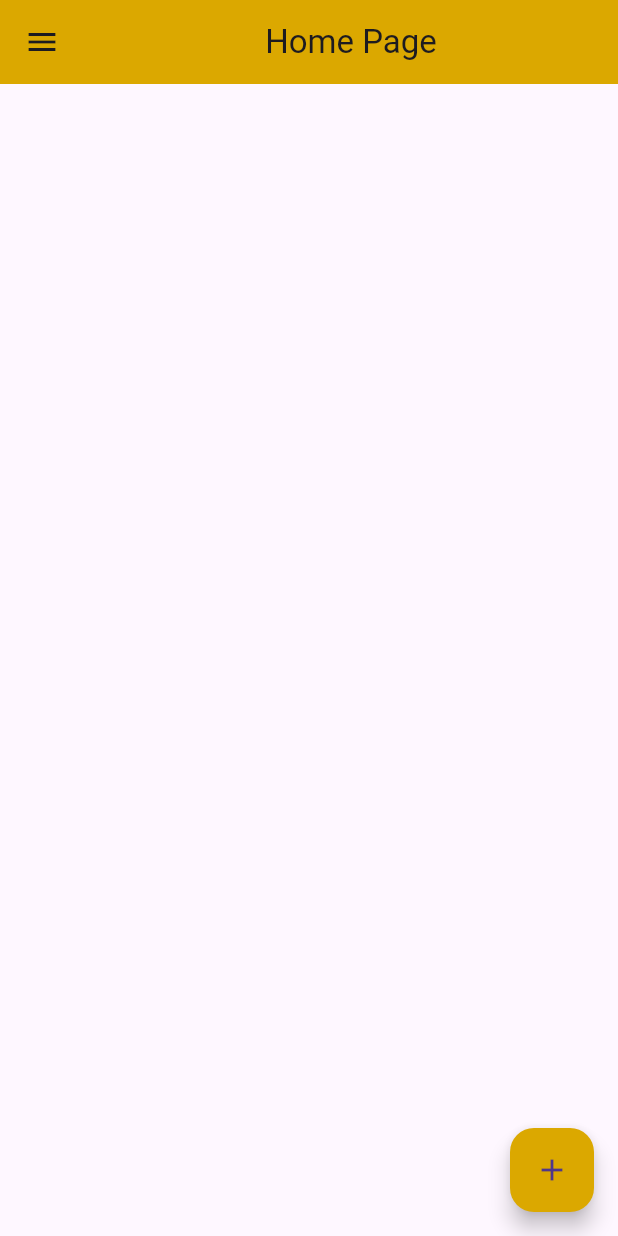
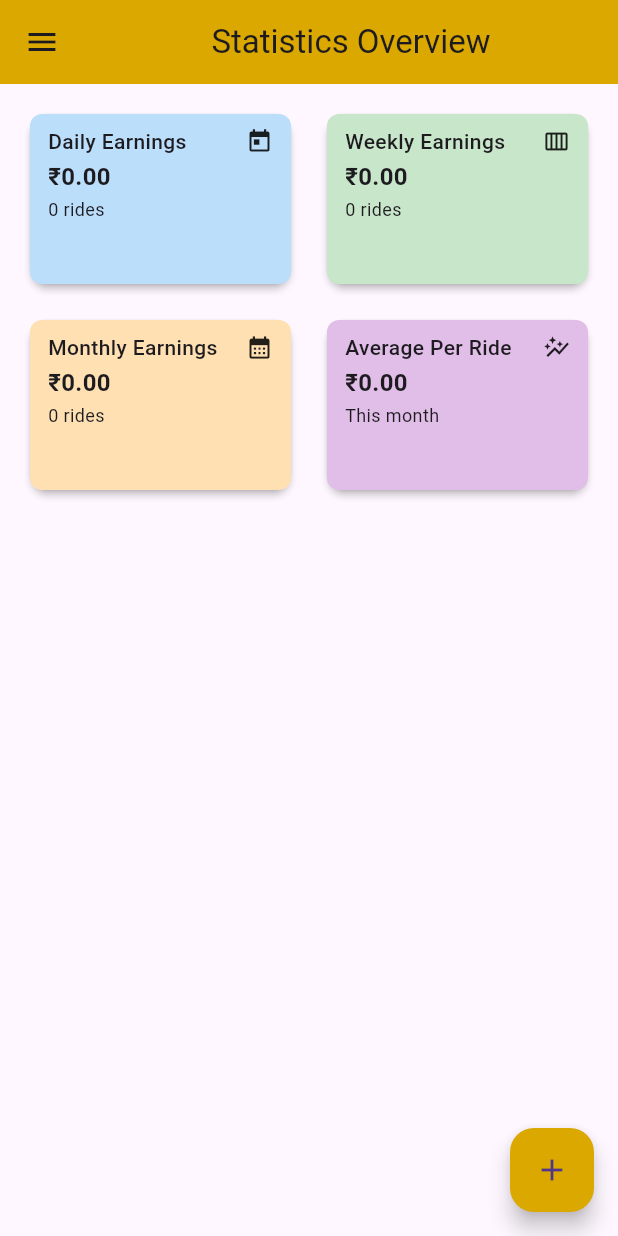
Before and after one commit to jincykp/zoomio_admin_zoomio, a Flutter app: the HomeScreen screen opened directly, on a phone screen of 412 x 824 dp. Run offline on Flutter 3.47's test engine with Material 3 defaults, Android fonts, the phone set to English and light mode, and no system bars; our stand-ins replace cloud_firestore, firebase_auth, firebase_core, firebase_database, firebase_storage, google_fonts and 2 more; accounts and stored records are empty.

Commit message:
added statistics overview

```diff
--- a/lib/presentaions/home_screen.dart
+++ b/lib/presentaions/home_screen.dart
@@ -5,15 +5,32 @@ import 'package:zoomio_adminzoomio/presentaions/all_rides/block_driver_screen.da
 import 'package:zoomio_adminzoomio/presentaions/all_rides/tab_controller_screen.dart';
 import 'package:zoomio_adminzoomio/presentaions/driver_screens/drivers_list.dart';
 import 'package:zoomio_adminzoomio/presentaions/provider/theme_provider.dart';
+import 'package:zoomio_adminzoomio/presentaions/revenue_screens/revenue_provider.dart';
 import 'package:zoomio_adminzoomio/presentaions/revenue_screens/revenue_screen.dart';
+import 'package:zoomio_adminzoomio/presentaions/revenue_screens/statistics_card.dart';
 import 'package:zoomio_adminzoomio/presentaions/signup_screen/sign.dart';
 import 'package:zoomio_adminzoomio/presentaions/styles/styles.dart';
 import 'package:zoomio_adminzoomio/presentaions/user_screens/user_list.dart';
 import 'package:zoomio_adminzoomio/presentaions/vehicle/add_vehicle.dart';
 import 'package:zoomio_adminzoomio/presentaions/vehicle/default_tabbar_screen.dart';
 
-class HomeScreen extends StatelessWidget {
+class HomeScreen extends StatefulWidget {
   const HomeScreen({super.key});
+
+  @override
+  State<HomeScreen> createState() => _HomeScreenState();
+}
+
+class _HomeScreenState extends State<HomeScreen> {
+  @override
+  void initState() {
+    // TODO: implement initState
+    super.initState();
+    Future.microtask(() {
+      context.read<RevenueProvider>().fetchData();
+      context.read<RevenueProvider>().startRealtimeUpdates();
+    });
+  }
 
   @override
   Widget build(BuildContext context) {
@@ -21,7 +38,7 @@ class HomeScreen extends StatelessWidget {
       appBar: AppBar(
         // foregroundColor: ThemeColors.textColor,
         backgroundColor: ThemeColors.primaryColor,
-        title: const Center(child: Text("Home Page")),
+        title: const Center(child: Text("Statistics Overview")),
       ),
       drawer: Drawer(
         child: ListView.separated(
@@ -47,14 +64,68 @@ class HomeScreen extends StatelessWidget {
                 items[index]['title'] as String,
                 style: const TextStyle(color: ThemeColors.primaryColor),
               ),
-              onTap: () {
-                _handleItemTap(context, index);
-              },
+              onTap: () => _handleItemTap(context, index),
             );
           },
           separatorBuilder: (context, index) =>
               const Divider(), // Add Divider between items
           itemCount: 9, // Number of list items
+        ),
+      ),
+      body: SingleChildScrollView(
+        child: Consumer<RevenueProvider>(
+          builder: (context, revenueProvider, child) {
+            return Padding(
+              padding: const EdgeInsets.all(16.0),
+              child: Column(
+                crossAxisAlignment: CrossAxisAlignment.start,
+                children: [
+                  GridView.count(
+                    crossAxisCount: 2,
+                    shrinkWrap: true,
+                    physics: const NeverScrollableScrollPhysics(),
+                    crossAxisSpacing: 16,
+                    mainAxisSpacing: 16,
+                    childAspectRatio: 1.5,
+                    children: [
+                      StatisticsCard(
+                        title: 'Daily Earnings',
+                        amount:
+                            '₹${revenueProvider.dailyRevenue.toStringAsFixed(2)}',
+                        subtitle: '${revenueProvider.dailyTrips} rides',
+                        backgroundColor: Colors.blue[100]!,
+                        icon: Icons.today,
+                      ),
+                      StatisticsCard(
+                        title: 'Weekly Earnings',
+                        amount:
+                            '₹${revenueProvider.weeklyRevenue.toStringAsFixed(2)}',
+                        subtitle: '${revenueProvider.weeklyTrips} rides',
+                        backgroundColor: Colors.green[100]!,
+                        icon: Icons.calendar_view_week,
+                      ),
+                      StatisticsCard(
+                        title: 'Monthly Earnings',
+                        amount:
+                            '₹${revenueProvider.monthlyRevenue.toStringAsFixed(2)}',
+                        subtitle: '${revenueProvider.monthlyTrips} rides',
+                        backgroundColor: Colors.orange[100]!,
+                        icon: Icons.calendar_month,
+                      ),
+                      StatisticsCard(
+                        title: 'Average Per Ride',
+                        amount:
+                            '₹${_calculateAverage(revenueProvider.monthlyRevenue, revenueProvider.monthlyTrips)}',
+                        subtitle: 'This month',
+                        backgroundColor: Colors.purple[100]!,
+                        icon: Icons.auto_graph,
+                      ),
+                    ],
+                  ),
+                ],
+              ),
+            );
+          },
         ),
       ),
       // Adding the FloatingActionButton
@@ -71,11 +142,15 @@ class HomeScreen extends StatelessWidget {
     );
   }
 
+  String _calculateAverage(double total, int count) {
+    if (count == 0) return '0.00';
+    return (total / count).toStringAsFixed(2);
+  }
+
   // Handling the onTap event for the Drawer items
   void _handleItemTap(BuildContext context, int index) {
     switch (index) {
       case 0:
-        Navigator.pushNamed(context, '/dashboard');
         break;
       case 1:
         Navigator.push(context,
--- /dev/null
+++ b/lib/presentaions/revenue_screens/statistics_card.dart
@@ -0,0 +1,83 @@
+import 'package:flutter/material.dart';
+
+class StatisticsCard extends StatelessWidget {
+  final String title;
+  final String amount;
+  final String subtitle;
+  final Color backgroundColor;
+  final IconData icon;
+
+  const StatisticsCard({
+    Key? key,
+    required this.title,
+    required this.amount,
+    required this.subtitle,
+    required this.backgroundColor,
+    required this.icon,
+  }) : super(key: key);
+
+  @override
+  Widget build(BuildContext context) {
+    return Card(
+      elevation: 2,
+      child: Container(
+        padding: const EdgeInsets.symmetric(
+            horizontal: 12, vertical: 8), // Reduced vertical padding
+        decoration: BoxDecoration(
+          color: backgroundColor,
+          borderRadius: BorderRadius.circular(8),
+        ),
+        child: LayoutBuilder(
+          builder: (context, constraints) {
+            return Column(
+              mainAxisSize: MainAxisSize.min,
+              crossAxisAlignment: CrossAxisAlignment.start,
+              children: [
+                Row(
+                  mainAxisAlignment: MainAxisAlignment.spaceBetween,
+                  children: [
+                    Expanded(
+                      child: Text(
+                        title,
+                        style: const TextStyle(
+                          fontWeight: FontWeight.w500,
+                          fontSize: 14,
+                        ),
+                        maxLines: 1,
+                        overflow: TextOverflow.ellipsis,
+                      ),
+                    ),
+                    const SizedBox(width: 4),
+                    Icon(icon, size: 18), // Further reduced icon size
+                  ],
+                ),
+                const SizedBox(height: 2), // Minimal spacing
+                FittedBox(
+                  fit: BoxFit.scaleDown,
+                  alignment: Alignment.centerLeft,
+                  child: Text(
+                    amount,
+                    style: const TextStyle(
+                      fontWeight: FontWeight.bold,
+                      fontSize: 16, // Further reduced font size
+                    ),
+                  ),
+                ),
+                const SizedBox(height: 2), // Minimal spacing
+                Text(
+                  subtitle,
+                  style: const TextStyle(
+                    //color: Colors.black54,
+                    fontSize: 12,
+                  ),
+                  maxLines: 1,
+                  overflow: TextOverflow.ellipsis,
+                ),
+              ],
+            );
+          },
+        ),
+      ),
+    );
+  }
+}
--- a/pubspec.yaml
+++ b/pubspec.yaml
@@ -47,6 +47,7 @@ dependencies:
   google_fonts: ^6.2.1
   firebase_database: ^11.1.6
   url_launcher: ^6.3.1
+  fl_chart: ^0.70.2
 
 
 dev_dependencies:
```
Also changed, not shown: pubspec.lock.
